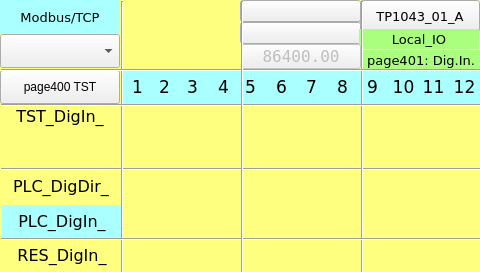
Qt form TP1043_RTU/Local_IO_HMI/page401.ui (MECTsrl/mect_apps) before a commit.
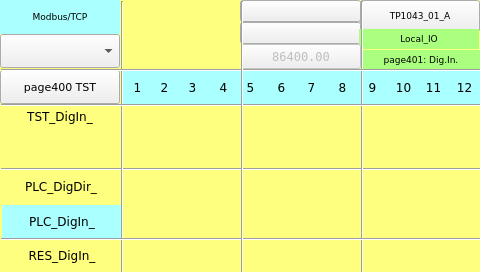
The same form after that commit. Custom widgets are drawn as their Qt base class.

Commit message: Fonts resize

What changed in the file:
```diff
--- a/TP1043_RTU/Local_IO_HMI/page401.ui
+++ b/TP1043_RTU/Local_IO_HMI/page401.ui
@@ -43,7 +43,7 @@
    <property name="font">
     <font>
      <family>DejaVu Sans</family>
-     <pointsize>13</pointsize>
+  <pointsize>9</pointsize>
     </font>
    </property>
    <property name="styleSheet">
@@ -68,7 +68,7 @@
    <property name="font">
     <font>
      <family>DejaVu Sans</family>
-     <pointsize>12</pointsize>
+  <pointsize>9</pointsize>
     </font>
    </property>
    <property name="styleSheet">
@@ -93,7 +93,7 @@
    <property name="font">
     <font>
      <family>DejaVu Sans</family>
-     <pointsize>13</pointsize>
+  <pointsize>9</pointsize>
     </font>
    </property>
    <property name="styleSheet">
@@ -118,7 +118,7 @@
    <property name="font">
     <font>
      <family>DejaVu Sans</family>
-     <pointsize>13</pointsize>
+  <pointsize>9</pointsize>
     </font>
    </property>
    <property name="styleSheet">
@@ -143,7 +143,7 @@
    <property name="font">
     <font>
      <family>DejaVu Sans</family>
-     <pointsize>13</pointsize>
+  <pointsize>9</pointsize>
     </font>
    </property>
    <property name="styleSheet">
@@ -168,7 +168,7 @@
    <property name="font">
     <font>
      <family>DejaVu Sans</family>
-     <pointsize>12</pointsize>
+  <pointsize>9</pointsize>
     </font>
    </property>
    <property name="styleSheet">
@@ -193,7 +193,7 @@
    <property name="font">
     <font>
      <family>DejaVu Sans</family>
-     <pointsize>13</pointsize>
+  <pointsize>9</pointsize>
     </font>
    </property>
    <property name="styleSheet">
@@ -218,7 +218,7 @@
    <property name="font">
     <font>
      <family>DejaVu Sans</family>
-     <pointsize>13</pointsize>
+  <pointsize>9</pointsize>
     </font>
    </property>
    <property name="styleSheet">
@@ -243,7 +243,7 @@
    <property name="font">
     <font>
      <family>DejaVu Sans</family>
-     <pointsize>12</pointsize>
+  <pointsize>9</pointsize>
      <weight>50</weight>
      <bold>false</bold>
     </font>
@@ -270,7 +270,7 @@
    <property name="font">
     <font>
      <family>DejaVu Sans</family>
-     <pointsize>13</pointsize>
+  <pointsize>9</pointsize>
     </font>
    </property>
    <property name="styleSheet">
@@ -295,7 +295,7 @@
    <property name="font">
     <font>
      <family>DejaVu Sans</family>
-     <pointsize>13</pointsize>
+  <pointsize>9</pointsize>
     </font>
    </property>
    <property name="styleSheet">
@@ -320,7 +320,7 @@
    <property name="font">
     <font>
      <family>DejaVu Sans</family>
-     <pointsize>13</pointsize>
+  <pointsize>9</pointsize>
     </font>
    </property>
    <property name="styleSheet">
@@ -345,7 +345,7 @@
    <property name="font">
     <font>
      <family>DejaVu Sans</family>
-     <pointsize>13</pointsize>
+  <pointsize>9</pointsize>
     </font>
    </property>
    <property name="styleSheet">
@@ -370,7 +370,7 @@
    <property name="font">
     <font>
      <family>DejaVu Sans</family>
-     <pointsize>13</pointsize>
+  <pointsize>9</pointsize>
     </font>
    </property>
    <property name="styleSheet">
@@ -395,7 +395,7 @@
    <property name="font">
     <font>
      <family>DejaVu Sans</family>
-     <pointsize>13</pointsize>
+  <pointsize>9</pointsize>
     </font>
    </property>
    <property name="styleSheet">
@@ -433,7 +433,7 @@
    <property name="font">
     <font>
      <family>DejaVu Sans</family>
-     <pointsize>10</pointsize>
+  <pointsize>7</pointsize>
      <weight>50</weight>
      <bold>false</bold>
     </font>
@@ -574,7 +574,7 @@
    <property name="font">
     <font>
      <family>DejaVu Sans</family>
-     <pointsize>10</pointsize>
+  <pointsize>7</pointsize>
     </font>
    </property>
    <property name="styleSheet">
@@ -599,7 +599,7 @@
    <property name="font">
     <font>
      <family>DejaVu Sans</family>
-     <pointsize>10</pointsize>
+  <pointsize>7</pointsize>
     </font>
    </property>
    <property name="styleSheet">
@@ -700,7 +700,7 @@
    <property name="font">
     <font>
      <family>DejaVu Sans</family>
-     <pointsize>12</pointsize>
+  <pointsize>9</pointsize>
     </font>
    </property>
    <property name="styleSheet">
@@ -762,6 +762,12 @@
    <property name="apparence">
     <enum>QFrame::Raised</enum>
    </property>
+<property name="font">
+ <font>
+  <family>DejaVu Sans</family>
+  <pointsize>8</pointsize>
+ </font>
+</property>
   </widget>
   <widget class="ATCMlabel" name="atcmLabel_PLC_time">
    <property name="enabled">
@@ -778,7 +784,7 @@
    <property name="font">
     <font>
      <family>DejaVu Sans Mono</family>
-     <pointsize>12</pointsize>
+  <pointsize>9</pointsize>
     </font>
    </property>
    <property name="text">
@@ -894,7 +900,7 @@
    <property name="font">
     <font>
      <family>DejaVu Sans</family>
-     <pointsize>10</pointsize>
+  <pointsize>7</pointsize>
     </font>
    </property>
    <property name="styleSheet">
```
Left out of the diff: 52 changed lines with no effect on the pictures. Lines whose indentation alone changed are shown as unchanged. The commit also changes 70 other files.
